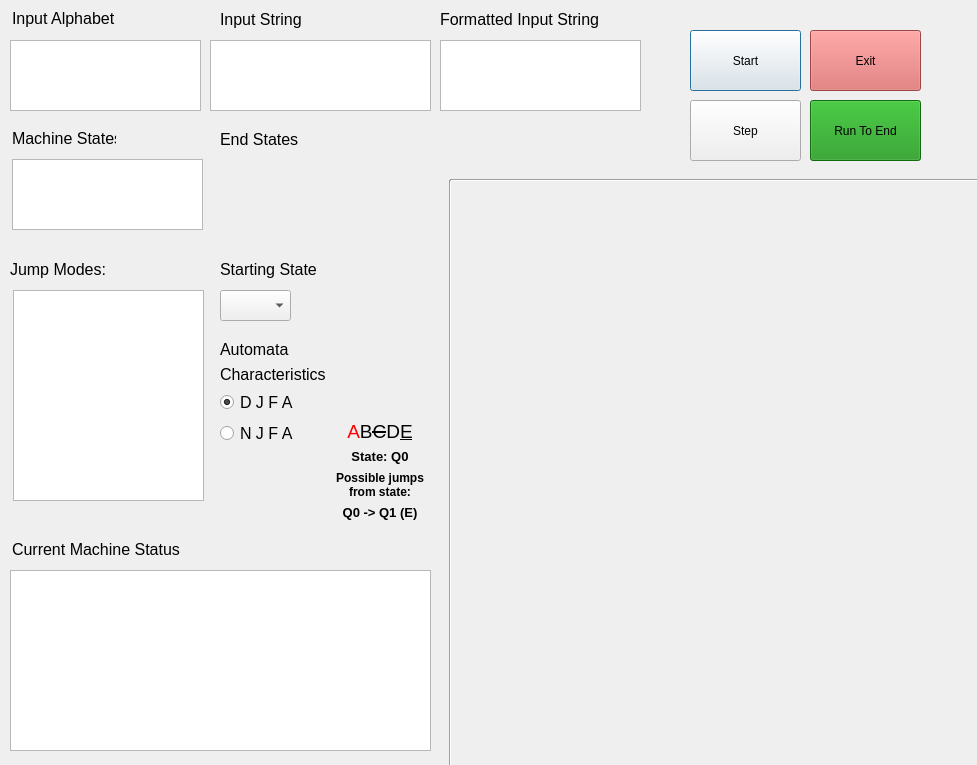
JackG256/JFA-Sim, file baseUI.ui: the form before one commit.
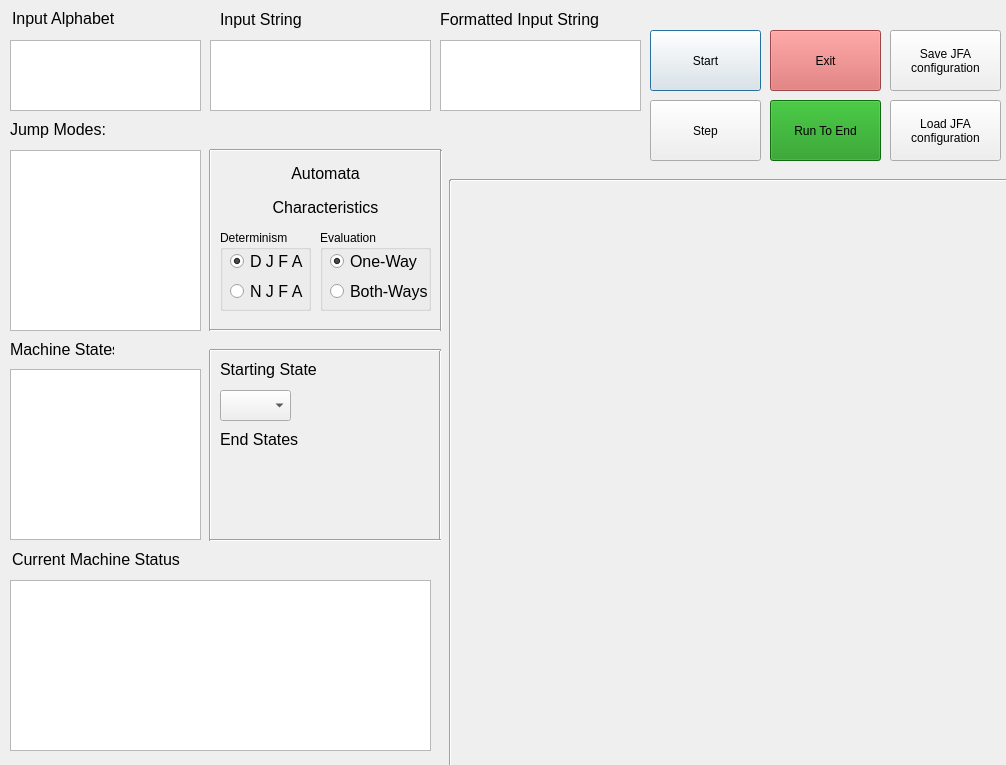
The form after the commit.

Commit message: Started implementing config save/load logic

```diff
--- a/baseUI.ui
+++ b/baseUI.ui
@@ -6,7 +6,7 @@
    <rect>
     <x>0</x>
     <y>0</y>
-    <width>977</width>
+    <width>1006</width>
     <height>765</height>
    </rect>
   </property>
@@ -43,7 +43,7 @@
   <widget class="QPushButton" name="startButton">
    <property name="geometry">
     <rect>
-     <x>690</x>
+     <x>650</x>
      <y>30</y>
      <width>111</width>
      <height>61</height>
@@ -59,7 +59,7 @@
   <widget class="QPushButton" name="exitButton">
    <property name="geometry">
     <rect>
-     <x>810</x>
+     <x>770</x>
      <y>30</y>
      <width>111</width>
      <height>61</height>
@@ -103,7 +103,7 @@
    <property name="geometry">
     <rect>
      <x>10</x>
-     <y>260</y>
+     <y>120</y>
      <width>131</width>
      <height>19</height>
     </rect>
@@ -120,10 +120,10 @@
   <widget class="QTextEdit" name="machineStatesText">
    <property name="geometry">
     <rect>
-     <x>12</x>
-     <y>159</y>
+     <x>10</x>
+     <y>369</y>
      <width>191</width>
-     <height>71</height>
+     <height>171</height>
     </rect>
    </property>
    <property name="font">
@@ -141,8 +141,8 @@
   <widget class="QLabel" name="label_4">
    <property name="geometry">
     <rect>
-     <x>12</x>
-     <y>129</y>
+     <x>10</x>
+     <y>340</y>
      <width>104</width>
      <height>19</height>
     </rect>
@@ -160,9 +160,9 @@
    <property name="geometry">
     <rect>
      <x>220</x>
-     <y>340</y>
-     <width>105</width>
-     <height>106</height>
+     <y>160</y>
+     <width>211</width>
+     <height>61</height>
     </rect>
    </property>
    <layout class="QVBoxLayout" name="CharsContainer">
@@ -176,7 +176,7 @@
          </font>
         </property>
         <property name="text">
-         <string>Automata</string>
+         <string>&lt;html&gt;&lt;head/&gt;&lt;body&gt;&lt;p align=&quot;center&quot;&gt;Automata&lt;/p&gt;&lt;/body&gt;&lt;/html&gt;</string>
         </property>
        </widget>
       </item>
@@ -188,48 +188,12 @@
          </font>
         </property>
         <property name="text">
-         <string>Characteristics</string>
+         <string>&lt;html&gt;&lt;head/&gt;&lt;body&gt;&lt;p align=&quot;center&quot;&gt;Characteristics&lt;/p&gt;&lt;/body&gt;&lt;/html&gt;</string>
         </property>
        </widget>
       </item>
      </layout>
     </item>
-    <item>
-     <widget class="QRadioButton" name="DIARadioButton">
-      <property name="font">
-       <font>
-        <pointsize>12</pointsize>
-       </font>
-      </property>
-      <property name="toolTip">
-       <string>&lt;html&gt;&lt;head/&gt;&lt;body&gt;&lt;p&gt;&lt;span style=&quot; font-size:10pt;&quot;&gt;The characteristics decide how an automata handles transitions and jumps from state to state&lt;br/&gt;&lt;br/&gt;&lt;/span&gt;&lt;span style=&quot; font-size:10pt; font-weight:600;&quot;&gt;D F A - Deterministic Finite Automata&lt;br/&gt;&lt;/span&gt;&lt;span style=&quot; font-size:10pt;&quot;&gt;Has only one possible state it can be at at the time. Every transition and jump function allows to shift only to one state.&lt;/span&gt;&lt;/p&gt;&lt;/body&gt;&lt;/html&gt;</string>
-      </property>
-      <property name="text">
-       <string>D J F A</string>
-      </property>
-      <property name="checked">
-       <bool>true</bool>
-      </property>
-     </widget>
-    </item>
-    <item>
-     <widget class="QRadioButton" name="NIARadioButton">
-      <property name="font">
-       <font>
-        <pointsize>12</pointsize>
-       </font>
-      </property>
-      <property name="toolTip">
-       <string>&lt;html&gt;&lt;head/&gt;&lt;body&gt;&lt;p&gt;&lt;span style=&quot; font-size:10pt;&quot;&gt;The characteristics decide how an automata handles transitions and jumps from state to state&lt;/span&gt;&lt;/p&gt;&lt;p&gt;&lt;span style=&quot; font-size:10pt; font-weight:600;&quot;&gt;N F A - Non-Deterministic Finite Automata&lt;br/&gt;&lt;/span&gt;&lt;span style=&quot; font-size:10pt;&quot;&gt;Can be in multiple states at a time. Any transition and jump function allows to shift into multiple states at once.&lt;/span&gt;&lt;/p&gt;&lt;/body&gt;&lt;/html&gt;</string>
-      </property>
-      <property name="text">
-       <string>N J F A</string>
-      </property>
-      <property name="checked">
-       <bool>false</bool>
-      </property>
-     </widget>
-    </item>
    </layout>
   </widget>
   <widget class="QTextEdit" name="inputStringText">
@@ -275,7 +239,7 @@
    <property name="geometry">
     <rect>
      <x>12</x>
-     <y>540</y>
+     <y>550</y>
      <width>171</width>
      <height>19</height>
     </rect>
@@ -293,9 +257,9 @@
    <property name="geometry">
     <rect>
      <x>10</x>
-     <y>570</y>
+     <y>580</y>
      <width>421</width>
-     <height>181</height>
+     <height>171</height>
     </rect>
    </property>
    <property name="font">
@@ -313,7 +277,7 @@
   <widget class="QPushButton" name="stepButton">
    <property name="geometry">
     <rect>
-     <x>690</x>
+     <x>650</x>
      <y>100</y>
      <width>111</width>
      <height>61</height>
@@ -355,7 +319,7 @@
   <widget class="QPushButton" name="runToEndButton">
    <property name="geometry">
     <rect>
-     <x>810</x>
+     <x>770</x>
      <y>100</y>
      <width>111</width>
      <height>61</height>
@@ -374,10 +338,10 @@
   <widget class="QTextEdit" name="jumpsDeclareText">
    <property name="geometry">
     <rect>
-     <x>13</x>
-     <y>290</y>
+     <x>10</x>
+     <y>150</y>
      <width>191</width>
-     <height>211</height>
+     <height>181</height>
     </rect>
    </property>
    <property name="font">
@@ -440,7 +404,7 @@
    <property name="geometry">
     <rect>
      <x>220</x>
-     <y>290</y>
+     <y>390</y>
      <width>71</width>
      <height>31</height>
     </rect>
@@ -450,7 +414,7 @@
    <property name="geometry">
     <rect>
      <x>220</x>
-     <y>260</y>
+     <y>360</y>
      <width>141</width>
      <height>19</height>
     </rect>
@@ -468,7 +432,7 @@
    <property name="geometry">
     <rect>
      <x>220</x>
-     <y>130</y>
+     <y>430</y>
      <width>81</width>
      <height>19</height>
     </rect>
@@ -485,87 +449,291 @@
   <widget class="QWidget" name="gridLayoutWidget">
    <property name="geometry">
     <rect>
-     <x>210</x>
-     <y>160</y>
-     <width>221</width>
+     <x>220</x>
+     <y>460</y>
+     <width>211</width>
      <height>71</height>
     </rect>
    </property>
    <layout class="QGridLayout" name="endStatesGrid"/>
   </widget>
-  <widget class="QWidget" name="verticalLayoutWidget">
-   <property name="geometry">
-    <rect>
-     <x>300</x>
-     <y>420</y>
-     <width>160</width>
-     <height>101</height>
-    </rect>
-   </property>
-   <layout class="QVBoxLayout" name="verticalLayout">
-    <item>
-     <widget class="QLabel" name="label_2">
-      <property name="font">
-       <font>
-        <pointsize>14</pointsize>
-       </font>
-      </property>
-      <property name="text">
-       <string>&lt;html&gt;&lt;head/&gt;&lt;body&gt;&lt;p align=&quot;center&quot;&gt;&lt;span style=&quot; color:#ff0000;&quot;&gt;A&lt;/span&gt;B&lt;span style=&quot; text-decoration: line-through;&quot;&gt;C&lt;/span&gt;D&lt;span style=&quot; text-decoration: underline;&quot;&gt;E&lt;/span&gt;&lt;/p&gt;&lt;/body&gt;&lt;/html&gt;</string>
-      </property>
-      <property name="textFormat">
-       <enum>Qt::RichText</enum>
-      </property>
-     </widget>
-    </item>
-    <item>
-     <widget class="QLabel" name="label_12">
-      <property name="font">
-       <font>
-        <pointsize>10</pointsize>
-        <weight>75</weight>
-        <bold>true</bold>
-       </font>
-      </property>
-      <property name="text">
-       <string>&lt;html&gt;&lt;head/&gt;&lt;body&gt;&lt;p align=&quot;center&quot;&gt;State:  Q0&lt;/p&gt;&lt;/body&gt;&lt;/html&gt;</string>
-      </property>
-     </widget>
-    </item>
-    <item>
-     <widget class="QLabel" name="label_13">
-      <property name="text">
-       <string>&lt;html&gt;&lt;head/&gt;&lt;body&gt;&lt;p align=&quot;center&quot;&gt;&lt;span style=&quot; font-weight:600;&quot;&gt;Possible jumps&lt;br/&gt;from state:&lt;/span&gt;&lt;/p&gt;&lt;/body&gt;&lt;/html&gt;</string>
-      </property>
-     </widget>
-    </item>
-    <item>
-     <widget class="QLabel" name="label_14">
-      <property name="font">
-       <font>
-        <pointsize>10</pointsize>
-        <weight>75</weight>
-        <bold>true</bold>
-       </font>
-      </property>
-      <property name="text">
-       <string>&lt;html&gt;&lt;head/&gt;&lt;body&gt;&lt;p align=&quot;center&quot;&gt;Q0 -&amp;gt; Q1 (E)&lt;/p&gt;&lt;/body&gt;&lt;/html&gt;</string>
-      </property>
-     </widget>
-    </item>
-   </layout>
-  </widget>
   <widget class="QWidget" name="gridLayoutWidget_2">
    <property name="geometry">
     <rect>
      <x>460</x>
      <y>190</y>
-     <width>511</width>
+     <width>541</width>
      <height>571</height>
     </rect>
    </property>
    <layout class="QGridLayout" name="instancesGrid"/>
   </widget>
+  <widget class="QGroupBox" name="DeterminismBox">
+   <property name="geometry">
+    <rect>
+     <x>220</x>
+     <y>230</y>
+     <width>91</width>
+     <height>81</height>
+    </rect>
+   </property>
+   <property name="title">
+    <string>Determinism</string>
+   </property>
+   <widget class="QRadioButton" name="DJFARadioButton">
+    <property name="geometry">
+     <rect>
+      <x>10</x>
+      <y>20</y>
+      <width>93</width>
+      <height>23</height>
+     </rect>
+    </property>
+    <property name="font">
+     <font>
+      <pointsize>12</pointsize>
+     </font>
+    </property>
+    <property name="toolTip">
+     <string>&lt;html&gt;&lt;head/&gt;&lt;body&gt;&lt;p&gt;&lt;span style=&quot; font-size:10pt;&quot;&gt;The characteristics decide how an automata handles transitions and jumps from state to state&lt;br/&gt;&lt;br/&gt;&lt;/span&gt;&lt;span style=&quot; font-size:10pt; font-weight:600;&quot;&gt;D F A - Deterministic Finite Automata&lt;br/&gt;&lt;/span&gt;&lt;span style=&quot; font-size:10pt;&quot;&gt;Has only one possible state it can be at at the time. Every transition and jump function allows to shift only to one state.&lt;/span&gt;&lt;/p&gt;&lt;/body&gt;&lt;/html&gt;</string>
+    </property>
+    <property name="text">
+     <string>D J F A</string>
+    </property>
+    <property name="checked">
+     <bool>true</bool>
+    </property>
+   </widget>
+   <widget class="QRadioButton" name="NJFARadioButton">
+    <property name="geometry">
+     <rect>
+      <x>10</x>
+      <y>50</y>
+      <width>93</width>
+      <height>23</height>
+     </rect>
+    </property>
+    <property name="font">
+     <font>
+      <pointsize>12</pointsize>
+     </font>
+    </property>
+    <property name="toolTip">
+     <string>&lt;html&gt;&lt;head/&gt;&lt;body&gt;&lt;p&gt;&lt;span style=&quot; font-size:10pt;&quot;&gt;The characteristics decide how an automata handles transitions and jumps from state to state&lt;/span&gt;&lt;/p&gt;&lt;p&gt;&lt;span style=&quot; font-size:10pt; font-weight:600;&quot;&gt;N F A - Non-Deterministic Finite Automata&lt;br/&gt;&lt;/span&gt;&lt;span style=&quot; font-size:10pt;&quot;&gt;Can be in multiple states at a time. Any transition and jump function allows to shift into multiple states at once.&lt;/span&gt;&lt;/p&gt;&lt;/body&gt;&lt;/html&gt;</string>
+    </property>
+    <property name="text">
+     <string>N J F A</string>
+    </property>
+    <property name="checked">
+     <bool>false</bool>
+    </property>
+   </widget>
+  </widget>
+  <widget class="QGroupBox" name="EvaluationBox">
+   <property name="geometry">
+    <rect>
+     <x>320</x>
+     <y>230</y>
+     <width>111</width>
+     <height>81</height>
+    </rect>
+   </property>
+   <property name="title">
+    <string>Evaluation</string>
+   </property>
+   <widget class="QRadioButton" name="OneWayRadioButton">
+    <property name="geometry">
+     <rect>
+      <x>10</x>
+      <y>20</y>
+      <width>98</width>
+      <height>23</height>
+     </rect>
+    </property>
+    <property name="font">
+     <font>
+      <pointsize>12</pointsize>
+     </font>
+    </property>
+    <property name="toolTip">
+     <string>&lt;html&gt;&lt;head/&gt;&lt;body&gt;&lt;p&gt;&lt;span style=&quot; font-size:10pt;&quot;&gt;The characteristics decide how an automata handles transitions and jumps from state to state&lt;br/&gt;&lt;br/&gt;&lt;/span&gt;&lt;span style=&quot; font-size:10pt; font-weight:600;&quot;&gt;D F A - Deterministic Finite Automata&lt;br/&gt;&lt;/span&gt;&lt;span style=&quot; font-size:10pt;&quot;&gt;Has only one possible state it can be at at the time. Every transition and jump function allows to shift only to one state.&lt;/span&gt;&lt;/p&gt;&lt;/body&gt;&lt;/html&gt;</string>
+    </property>
+    <property name="text">
+     <string>One-Way</string>
+    </property>
+    <property name="checked">
+     <bool>true</bool>
+    </property>
+    <property name="autoExclusive">
+     <bool>true</bool>
+    </property>
+   </widget>
+   <widget class="QRadioButton" name="BothWayRadioButton">
+    <property name="geometry">
+     <rect>
+      <x>10</x>
+      <y>50</y>
+      <width>98</width>
+      <height>23</height>
+     </rect>
+    </property>
+    <property name="font">
+     <font>
+      <pointsize>12</pointsize>
+     </font>
+    </property>
+    <property name="toolTip">
+     <string>&lt;html&gt;&lt;head/&gt;&lt;body&gt;&lt;p&gt;&lt;span style=&quot; font-size:10pt;&quot;&gt;The characteristics decide how an automata handles transitions and jumps from state to state&lt;/span&gt;&lt;/p&gt;&lt;p&gt;&lt;span style=&quot; font-size:10pt; font-weight:600;&quot;&gt;N F A - Non-Deterministic Finite Automata&lt;br/&gt;&lt;/span&gt;&lt;span style=&quot; font-size:10pt;&quot;&gt;Can be in multiple states at a time. Any transition and jump function allows to shift into multiple states at once.&lt;/span&gt;&lt;/p&gt;&lt;/body&gt;&lt;/html&gt;</string>
+    </property>
+    <property name="text">
+     <string>Both-Ways</string>
+    </property>
+    <property name="checked">
+     <bool>false</bool>
+    </property>
+    <property name="autoExclusive">
+     <bool>true</bool>
+    </property>
+   </widget>
+  </widget>
+  <widget class="Line" name="line_3">
+   <property name="geometry">
+    <rect>
+     <x>200</x>
+     <y>150</y>
+     <width>20</width>
+     <height>181</height>
+    </rect>
+   </property>
+   <property name="orientation">
+    <enum>Qt::Vertical</enum>
+   </property>
+  </widget>
+  <widget class="Line" name="line_4">
+   <property name="geometry">
+    <rect>
+     <x>431</x>
+     <y>150</y>
+     <width>20</width>
+     <height>181</height>
+    </rect>
+   </property>
+   <property name="orientation">
+    <enum>Qt::Vertical</enum>
+   </property>
+  </widget>
+  <widget class="Line" name="line_5">
+   <property name="geometry">
+    <rect>
+     <x>210</x>
+     <y>320</y>
+     <width>231</width>
+     <height>20</height>
+    </rect>
+   </property>
+   <property name="orientation">
+    <enum>Qt::Horizontal</enum>
+   </property>
+  </widget>
+  <widget class="Line" name="line_6">
+   <property name="geometry">
+    <rect>
+     <x>210</x>
+     <y>140</y>
+     <width>231</width>
+     <height>21</height>
+    </rect>
+   </property>
+   <property name="orientation">
+    <enum>Qt::Horizontal</enum>
+   </property>
+  </widget>
+  <widget class="QPushButton" name="LoadButton">
+   <property name="geometry">
+    <rect>
+     <x>890</x>
+     <y>100</y>
+     <width>111</width>
+     <height>61</height>
+    </rect>
+   </property>
+   <property name="toolTip">
+    <string>&lt;html&gt;&lt;head/&gt;&lt;body&gt;&lt;p&gt;&lt;span style=&quot; font-size:10pt;&quot;&gt;Starts evaluating the current set automata.&lt;br/&gt;&lt;br/&gt;Navigate the evaluation with &lt;/span&gt;&lt;span style=&quot; font-size:10pt; font-weight:600;&quot;&gt;Step&lt;/span&gt;&lt;span style=&quot; font-size:10pt;&quot;&gt; and &lt;/span&gt;&lt;span style=&quot; font-size:10pt; font-weight:600;&quot;&gt;Run To End&lt;/span&gt;&lt;span style=&quot; font-size:10pt;&quot;&gt; buttons&lt;/span&gt;&lt;/p&gt;&lt;/body&gt;&lt;/html&gt;</string>
+   </property>
+   <property name="text">
+    <string>Load JFA
+configuration</string>
+   </property>
+  </widget>
+  <widget class="QPushButton" name="SaveButton">
+   <property name="geometry">
+    <rect>
+     <x>890</x>
+     <y>30</y>
+     <width>111</width>
+     <height>61</height>
+    </rect>
+   </property>
+   <property name="toolTip">
+    <string>&lt;html&gt;&lt;head/&gt;&lt;body&gt;&lt;p&gt;&lt;span style=&quot; font-size:10pt;&quot;&gt;Starts evaluating the current set automata.&lt;br/&gt;&lt;br/&gt;Navigate the evaluation with &lt;/span&gt;&lt;span style=&quot; font-size:10pt; font-weight:600;&quot;&gt;Step&lt;/span&gt;&lt;span style=&quot; font-size:10pt;&quot;&gt; and &lt;/span&gt;&lt;span style=&quot; font-size:10pt; font-weight:600;&quot;&gt;Run To End&lt;/span&gt;&lt;span style=&quot; font-size:10pt;&quot;&gt; buttons&lt;/span&gt;&lt;/p&gt;&lt;/body&gt;&lt;/html&gt;</string>
+   </property>
+   <property name="text">
+    <string>Save JFA
+configuration</string>
+   </property>
+  </widget>
+  <widget class="Line" name="line_7">
+   <property name="geometry">
+    <rect>
+     <x>200</x>
+     <y>350</y>
+     <width>20</width>
+     <height>191</height>
+    </rect>
+   </property>
+   <property name="orientation">
+    <enum>Qt::Vertical</enum>
+   </property>
+  </widget>
+  <widget class="Line" name="line_8">
+   <property name="geometry">
+    <rect>
+     <x>430</x>
+     <y>350</y>
+     <width>20</width>
+     <height>191</height>
+    </rect>
+   </property>
+   <property name="orientation">
+    <enum>Qt::Vertical</enum>
+   </property>
+  </widget>
+  <widget class="Line" name="line_9">
+   <property name="geometry">
+    <rect>
+     <x>210</x>
+     <y>530</y>
+     <width>231</width>
+     <height>20</height>
+    </rect>
+   </property>
+   <property name="orientation">
+    <enum>Qt::Horizontal</enum>
+   </property>
+  </widget>
+  <widget class="Line" name="line_10">
+   <property name="geometry">
+    <rect>
+     <x>210</x>
+     <y>340</y>
+     <width>231</width>
+     <height>20</height>
+    </rect>
+   </property>
+   <property name="orientation">
+    <enum>Qt::Horizontal</enum>
+   </property>
+  </widget>
  </widget>
  <tabstops>
   <tabstop>inputAlphabetText</tabstop>
```
Left out of the diff: 10 changed lines with no effect on the pictures. The commit also changes 1 other file.
